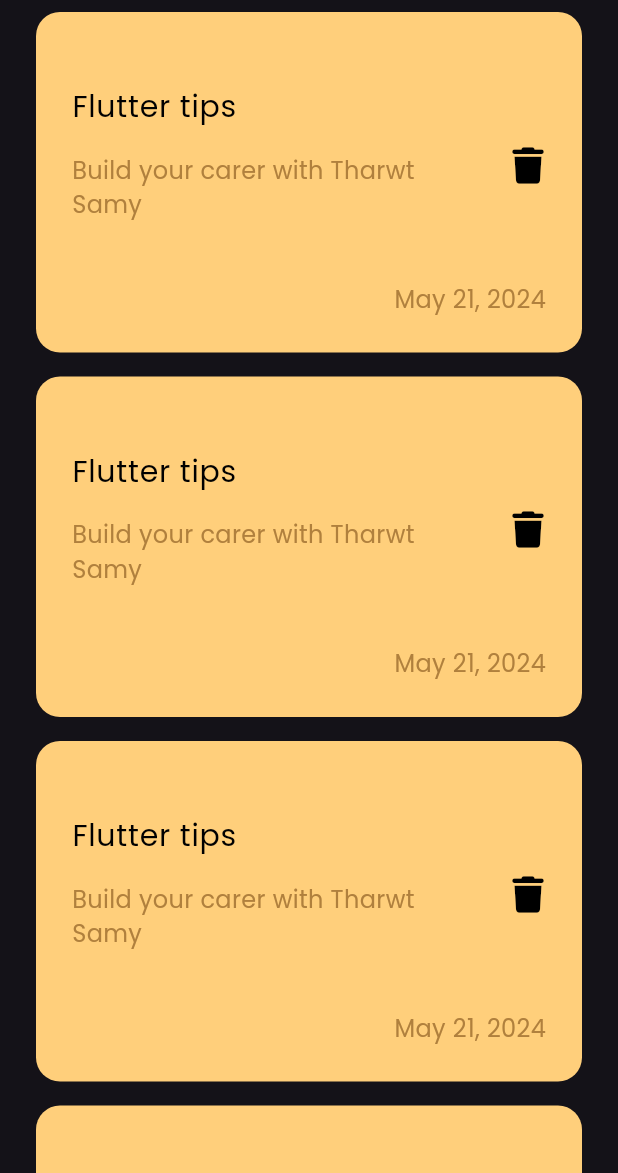
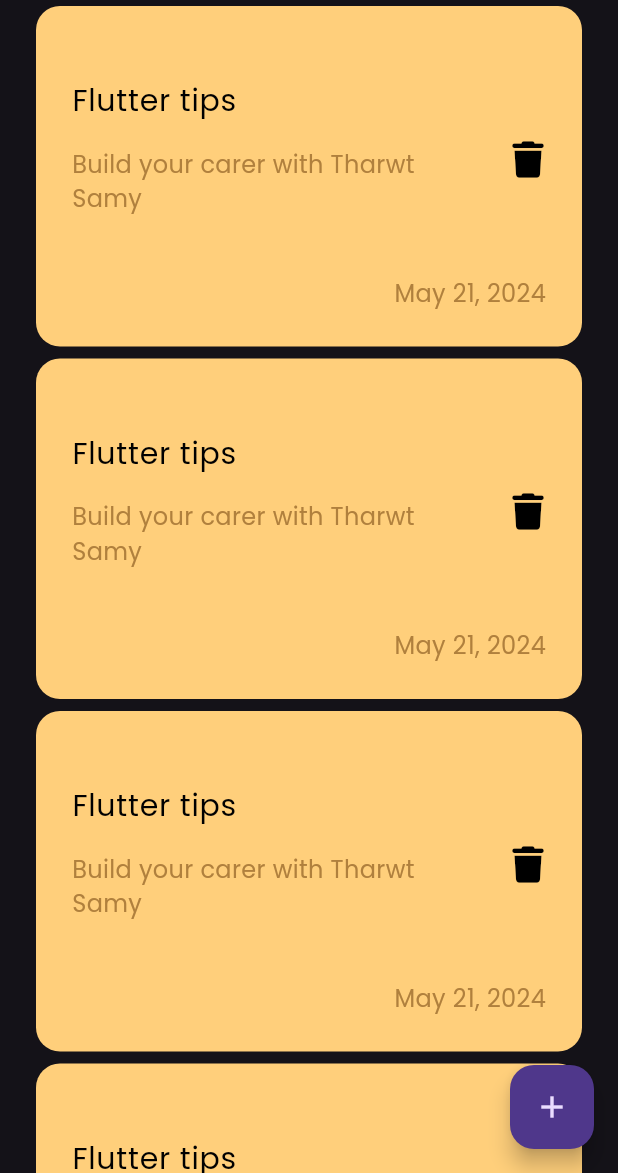
Before and after one commit to ahmed-ali-2024/notes_app, a Flutter app: the screen it shows after launch, on a phone screen of 412 x 824 dp, the part 63-1236 px from its top. Run offline on Flutter 3.47's test engine with Material 3 defaults, Android fonts, the phone set to English and light mode, and no system bars; our stand-ins replace font_awesome_flutter.

Commit message:
creat floating action button

```diff
--- a/lib/viewes/notes_view.dart
+++ b/lib/viewes/notes_view.dart
@@ -6,8 +6,14 @@ class NoteViews extends StatelessWidget {
 
   @override
   Widget build(BuildContext context) {
-    return const Scaffold(
-      body: NotesViewBody(),
+    return Scaffold(
+      floatingActionButton: FloatingActionButton(
+        onPressed: () {},
+        child: const Icon(
+          Icons.add,
+        ),
+      ),
+      body: const NotesViewBody(),
     );
   }
 }
--- a/lib/viewes/widgets/notes_list_veiw.dart
+++ b/lib/viewes/widgets/notes_list_veiw.dart
@@ -8,7 +8,7 @@ class NotesListView extends StatelessWidget {
   Widget build(BuildContext context) {
     return ListView.builder(itemBuilder: (context, index) {
       return const Padding(
-        padding: EdgeInsets.symmetric(vertical: 8),
+        padding: EdgeInsets.symmetric(vertical: 4),
         child: ViewItemBox(),
       );
     });
```
